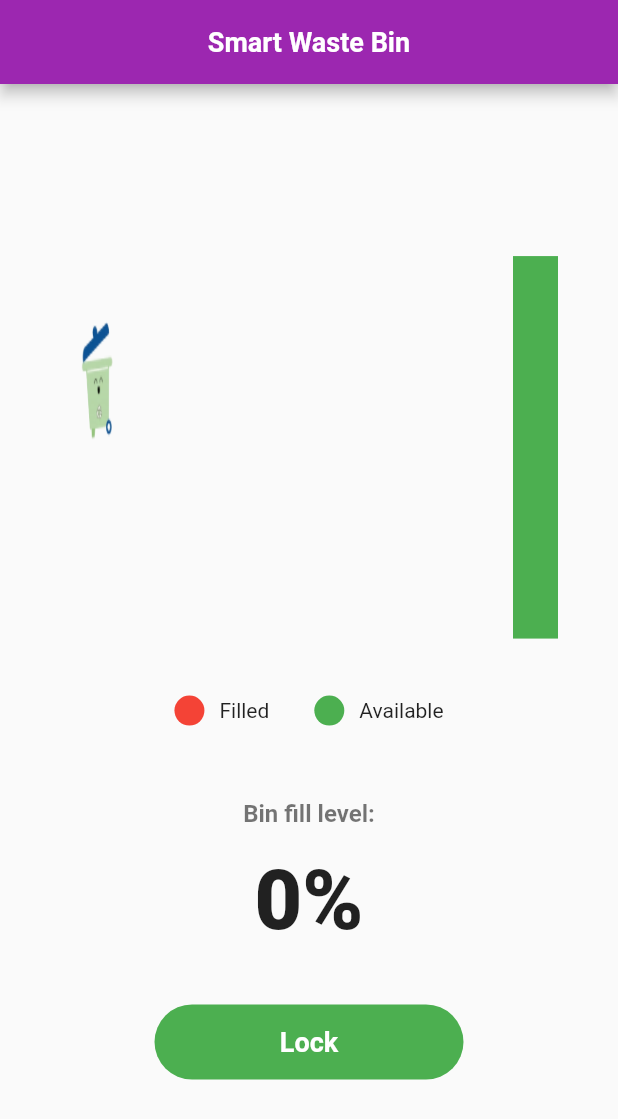
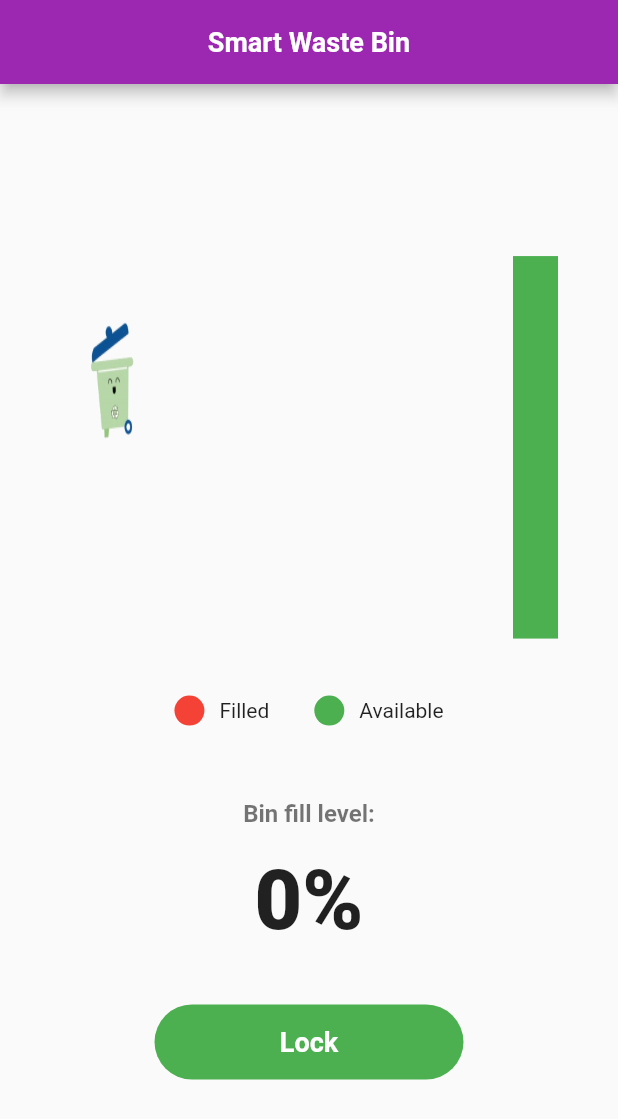
Before and after one commit to Enisco/smart_bin_advanced, a Flutter app: the screen it shows after launch, on a phone screen of 412 x 824 dp. Shown: the top 1119 px of the screen. Run offline on Flutter 3.47's test engine with Material 2 defaults, Android fonts, the light colour scheme and no system bars; our stand-ins replace flutter_local_notifications, get; missing offline and left inert: flutter_background, mqtt_client.

Commit message:
gif position adjusted

```diff
--- a/lib/presentation/view.dart
+++ b/lib/presentation/view.dart
@@ -54,7 +54,7 @@ class _SmartWasteBinPageViewState extends State<SmartWasteBinPageView> {
                   children: [
                     Container(
                       height: 100,
-                      width: 50,
+                      width: 70,
                       decoration: const BoxDecoration(
                         borderRadius: BorderRadius.all(
                           Radius.circular(0),
```
